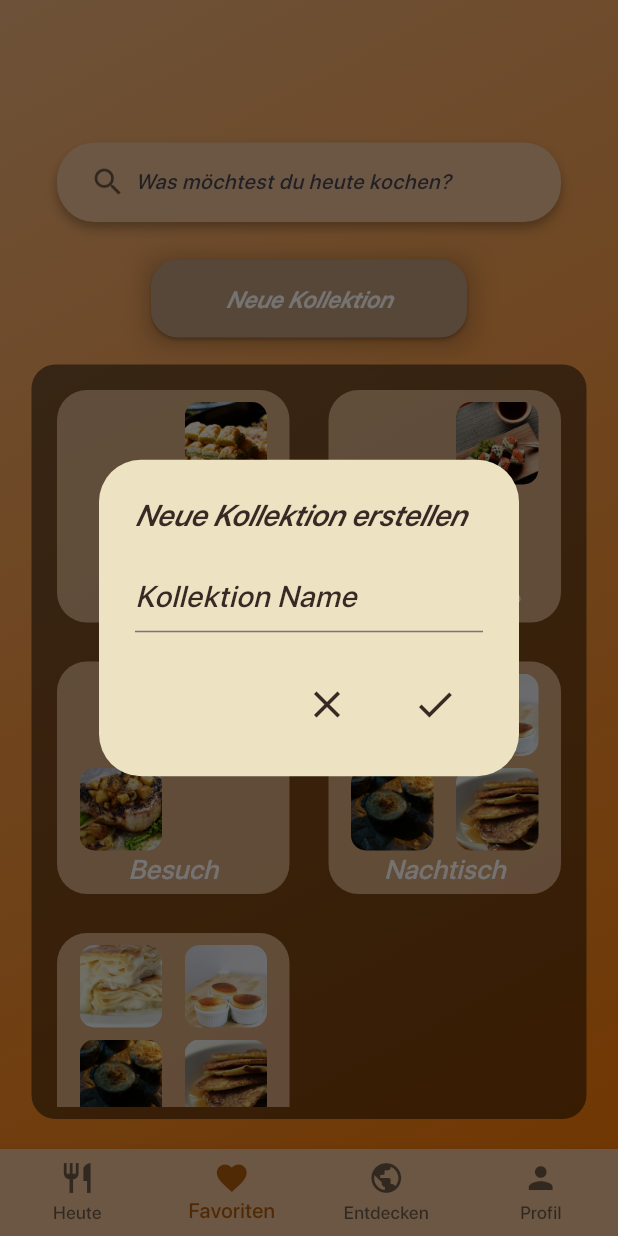
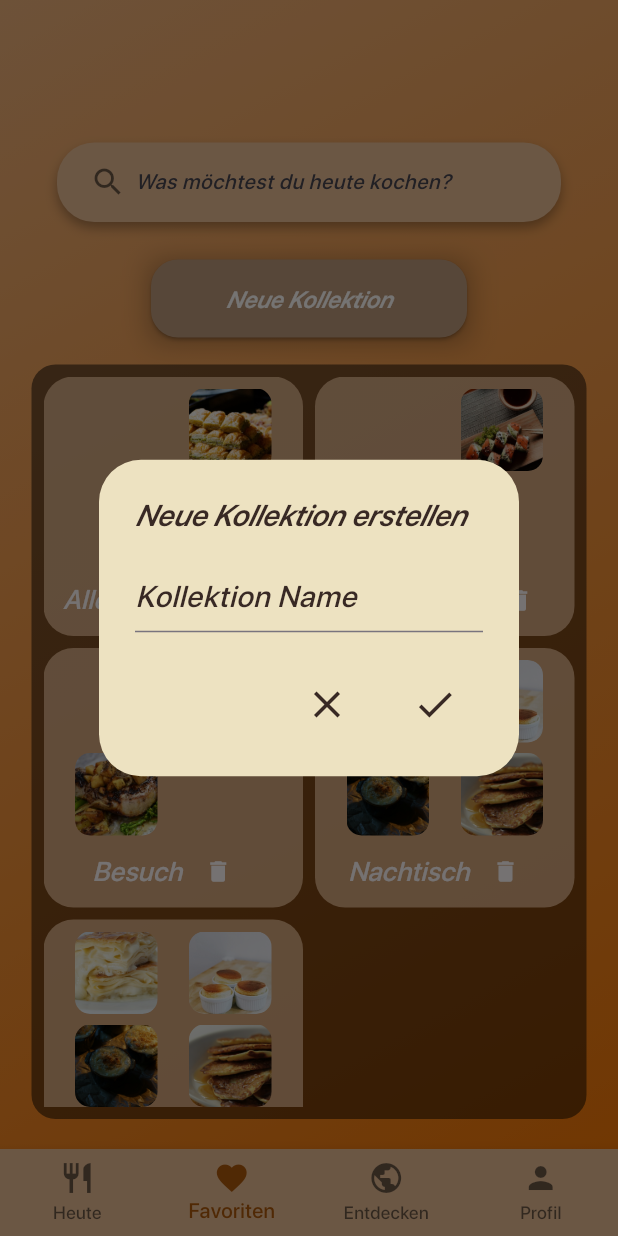
Before and after one commit to Dopa91/flutter_foodie, a Flutter app: the screen it shows once a user with an empty profile is signed in, item 2 of the bottom bar chosen, after a tap on "Neue Kollektion", on a phone screen of 412 x 824 dp. Run offline on Flutter 3.47's test engine with Material 3 defaults, Android fonts, the phone set to English and light mode, and no system bars; our stand-ins replace cloud_firestore, firebase_auth, firebase_core, google_sign_in, shared_preferences; accounts and stored records are empty; statements that could not run were skipped; project files that could hold a hidden picture were left out.

Commit message:
Added function to remove favorite collection

```diff
--- a/lib/feautures/favorite/screens/favorit_screen.dart
+++ b/lib/feautures/favorite/screens/favorit_screen.dart
@@ -31,7 +31,7 @@ class _FavoritScreenState extends State<FavoritScreen> {
 
   void _addNewCollection() {
     setState(() {});
-    SharedPreferencesHelper.saveFavCollections(favCollectionsList);
+    // SharedPreferencesHelper.saveFavCollections(favCollectionsList);
   }
 
   @override
--- a/lib/feautures/favorite/widgets/fav_container_widget.dart
+++ b/lib/feautures/favorite/widgets/fav_container_widget.dart
@@ -1,4 +1,5 @@
 import 'package:flutter/material.dart';
+import 'package:foodie_screen/data/repository/shared_preferences_database.dart';
 class DisplayFavContainer extends StatelessWidget {
   final Function()? onTap;
   final String text;
@@ -19,12 +20,10 @@ class DisplayFavContainer extends StatelessWidget {
   Widget build(BuildContext context) {
     return GestureDetector(
       onTap: onTap,
-      child: Padding(
-        padding: const EdgeInsets.all(9),
       child: Center(
         child: Container(
-            height: 215,
-            width: 215,
+          // height: 234,
+          // width: 215,
           decoration: BoxDecoration(
             color: const Color.fromARGB(200, 233, 189, 149).withOpacity(0.8),
             borderRadius: BorderRadius.circular(20),
@@ -59,7 +58,7 @@ class DisplayFavContainer extends StatelessWidget {
                   ),
                 ],
               ),
-                const SizedBox(height: 8),
+              const SizedBox(height: 7),
               Row(
                 mainAxisAlignment: MainAxisAlignment.spaceEvenly,
                 children: [
@@ -87,6 +86,9 @@ class DisplayFavContainer extends StatelessWidget {
                   ),
                 ],
               ),
+              Row(
+                mainAxisAlignment: MainAxisAlignment.center,
+                children: [
                   Text(
                     text,
                     style: const TextStyle(
@@ -97,8 +99,20 @@ class DisplayFavContainer extends StatelessWidget {
                       color: Color.fromARGB(255, 255, 249, 249),
                     ),
                   ),
+                  IconButton(
+                  icon: const Icon(
+                    Icons.delete,
+                    color: Color.fromARGB(255, 255, 249, 249),
+                    size: 18,
+                  ),
+                  onPressed: () async {
+                    await SharedPreferencesHelper.removeFavCollection();
+                    },
+
+                ),
                 ],
               ),
+            ],
           ),
         ),
       ),
```
Lines whose indentation alone changed are shown as unchanged.
